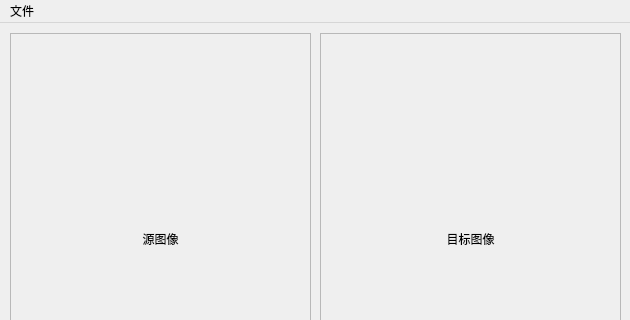
The window that mainwindow.ui (ShawnZhang31/Mac-OpenCV-QT5.6) describes before a commit, drawn with Qt 5; both pictures show x 0 to 630 and y 0 to 320 of the 630 by 514 pixel window.
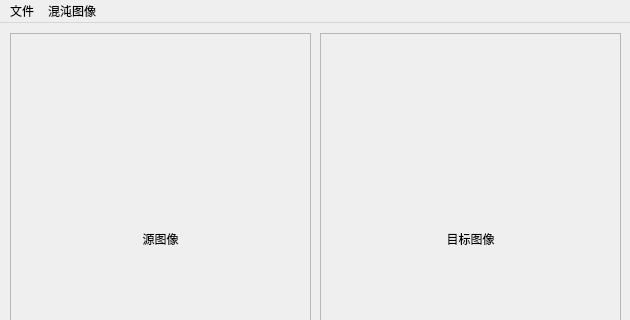
The same window after the commit.

Commit message: BW CHAO FISHED

What changed in the file:
```diff
--- a/mainwindow.ui
+++ b/mainwindow.ui
@@ -103,7 +103,16 @@
     <addaction name="actionClear"/>
     <addaction name="actionExit"/>
    </widget>
+   <widget class="QMenu" name="ChaoImage">
+    <property name="title">
+     <string>混沌图像</string>
+    </property>
+    <addaction name="actionBlack_White_Chao"/>
+    <addaction name="actionGrey_Chaotic"/>
+    <addaction name="actionColored_Chaotic"/>
+   </widget>
    <addaction name="File"/>
+   <addaction name="ChaoImage"/>
   </widget>
   <widget class="QStatusBar" name="statusBar"/>
   <action name="action_Open_TestImage">
```
Left out of the diff: 15 changed lines with no effect on the pictures. The commit also changes 3 other files.
